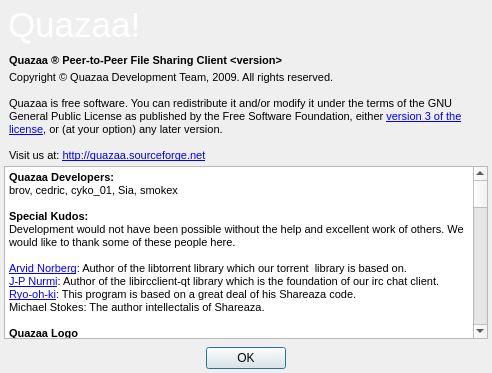
c3c/quazaa, file branches/Rewrite/UI/dialogabout.ui: the form before one commit.
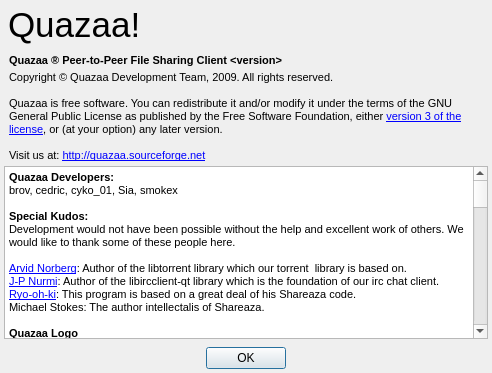
The form after the commit. Icons and pictures are not drawn.

Commit message: Removed remaining hard coded skinning style sheets from ui. Fixed default app menu appearing to right of nav toolbar. Now appears where menu should appear.

Diff of the .ui file:
```diff
--- a/branches/Rewrite/UI/dialogabout.ui
+++ b/branches/Rewrite/UI/dialogabout.ui
@@ -59,10 +59,6 @@
        <height>50</height>
       </size>
      </property>
-     <property name="styleSheet">
-      <string notr="true">background-image: url(:/Resource/HeaderBackground.png);
-color: rgb(255, 255, 255);</string>
-     </property>
      <property name="frameShape">
       <enum>QFrame::NoFrame</enum>
      </property>
```
Left out of the diff: 14 changed lines with no effect on the pictures. The commit also changes 33 other files.
